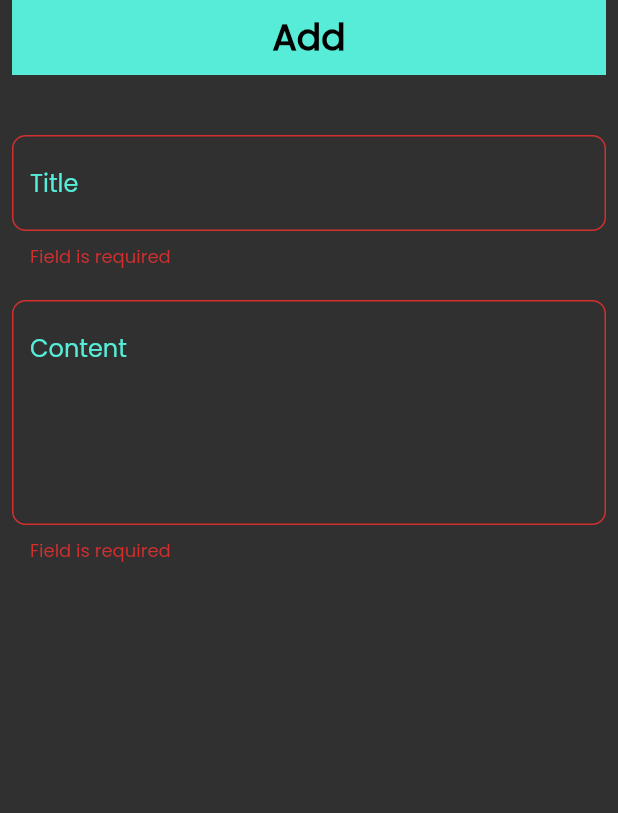
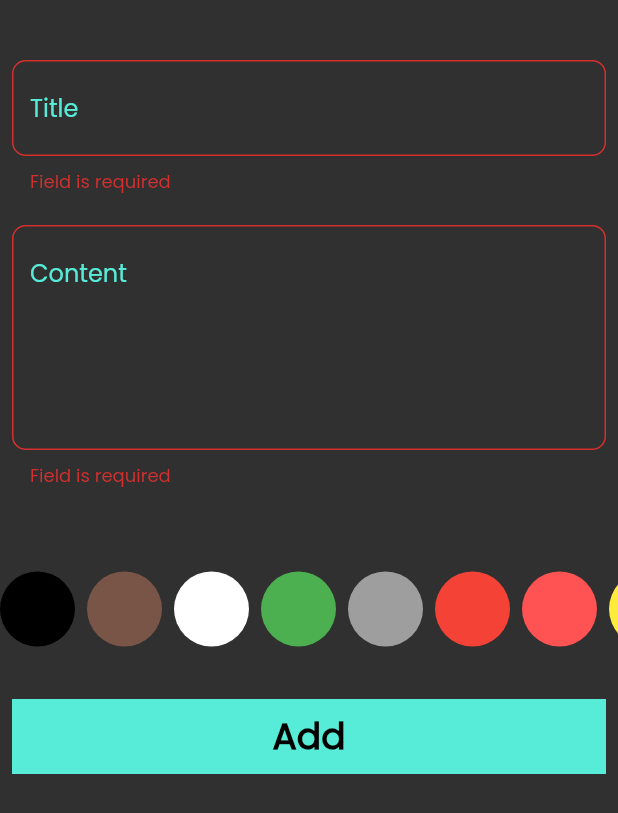
Before and after one commit to Sameradel11/Flutter-NotesApp, a Flutter app: the AddNoteForm widget shown alone on an empty page, opened directly, after a tap on "Add", on a phone screen of 412 x 824 dp. Shown: the top 813 px of the screen. Run offline on Flutter 3.47's test engine with Material 2 defaults, Android fonts, the phone set to English and light mode, and no system bars; our stand-ins replace bloc, flutter_bloc, hive, hive_flutter; accounts and stored records are empty.

Commit message:
add color list view

```diff
--- a/lib/widgets/add_note_form.dart
+++ b/lib/widgets/add_note_form.dart
@@ -4,6 +4,7 @@ import 'package:notes_app/cubit/add_cubit/note_cubit.dart';
 import 'package:notes_app/cubit/cubit/fetch_notes_cubit.dart';
 import 'package:notes_app/model/note_model.dart';
 import 'package:intl/intl.dart';
+import 'package:notes_app/widgets/custom_note_item.dart';
 import 'custom_button.dart';
 import 'custom_text_field.dart';
 
@@ -39,24 +40,6 @@ class _AddNoteFormState extends State<AddNoteForm> {
           key: formkey,
           child: Column(
             children: [
-              CustomButton(
-                isLoading: state is AddNoteLoading ? true : false,
-                text: "Add",
-                onTap: () {
-                  if (formkey.currentState!.validate()) {
-                    String time = DateFormat("hh:mm \n y-M-dd")
-                        .format(DateTime.now())
-                        .toString();
-                    formkey.currentState!.save();
-                    NoteModel note = NoteModel(title!, subTitle!,
-                        time, Colors.blue.value);
-                    BlocProvider.of<NoteCubit>(context).addNote(note);
-                    setState(() {});
-                  } else {
-                    autovalidateMode = AutovalidateMode.always;
-                  }
-                },
-              ),
               const SizedBox(
                 height: 30,
               ),
@@ -76,6 +59,17 @@ class _AddNoteFormState extends State<AddNoteForm> {
               const SizedBox(
                 height: 40,
               ),
+              ColorListView(),
+              const SizedBox(
+                height: 30,
+              ),
+              CustomButton(
+                isLoading: state is AddNoteLoading ? true : false,
+                text: "Add",
+                onTap: () {
+                  saveNote(context);
+                },
+              ),
               const SizedBox(
                 height: 20,
               ),
@@ -85,15 +79,29 @@ class _AddNoteFormState extends State<AddNoteForm> {
       },
     );
   }
+
+  void saveNote(BuildContext context) {
+    if (formkey.currentState!.validate()) {
+      int currentcolor = BlocProvider.of<NoteCubit>(context).notecolor.value;
+      String time =
+          DateFormat("hh:mm \n y-M-dd").format(DateTime.now()).toString();
+      formkey.currentState!.save();
+      NoteModel note = NoteModel(title!, subTitle!, time, currentcolor);
+      BlocProvider.of<NoteCubit>(context).addNote(note);
+      setState(() {});
+    } else {
+      autovalidateMode = AutovalidateMode.always;
+    }
+  }
 }
 
 class ColorCircle extends StatefulWidget {
-  ColorCircle({
+  const ColorCircle({
     super.key,
     required this.isActiv,
     required this.circleColor,
   });
-  bool isActiv;
+  final bool isActiv;
   final Color circleColor;
 
   @override
--- a/lib/widgets/custom_note_item.dart
+++ b/lib/widgets/custom_note_item.dart
@@ -1,4 +1,8 @@
 import 'package:flutter/material.dart';
+import 'package:flutter_bloc/flutter_bloc.dart';
+import 'package:hive/hive.dart';
+import 'package:notes_app/consts.dart';
+import 'package:notes_app/cubit/cubit/fetch_notes_cubit.dart';
 import 'package:notes_app/model/note_model.dart';
 import 'package:notes_app/views/edit_view.dart';
 
@@ -10,7 +14,7 @@ class NoteItem extends StatelessWidget {
     return GestureDetector(
       onTap: () {
         Navigator.push(context, MaterialPageRoute(builder: (context) {
-          return  EditView(note: note);
+          return EditView(note: note);
         }));
       },
       child: Container(
@@ -24,7 +28,7 @@ class NoteItem extends StatelessWidget {
             mainAxisAlignment: MainAxisAlignment.spaceBetween,
             children: [
               ListTile(
-                title:  Text(
+                title: Text(
                   note.title,
                   style: const TextStyle(
                       color: Colors.black, fontSize: 21, fontFamily: "Poppins"),
@@ -42,7 +46,10 @@ class NoteItem extends StatelessWidget {
                     Icons.delete,
                     color: Colors.black,
                   ),
-                  onPressed: () {},
+                  onPressed: () async{
+                    await note.delete();
+                    BlocProvider.of<FetchNotesCubit>(context).fetchnotes();
+                  },
                 ),
               ),
               ListTile(
```
